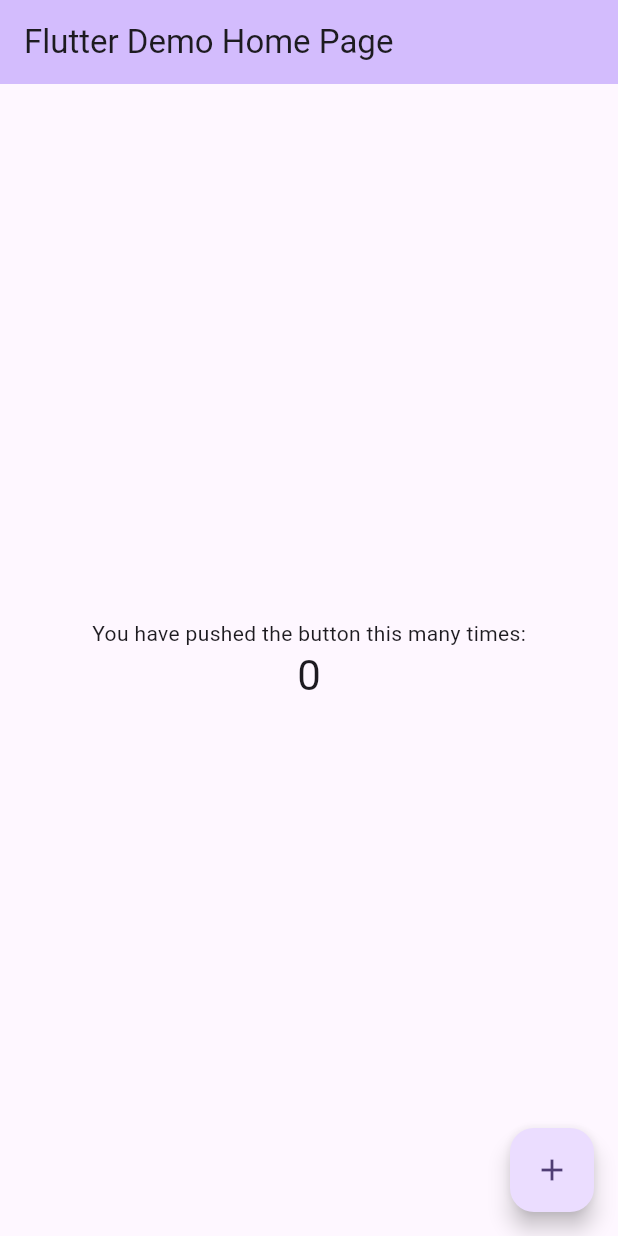
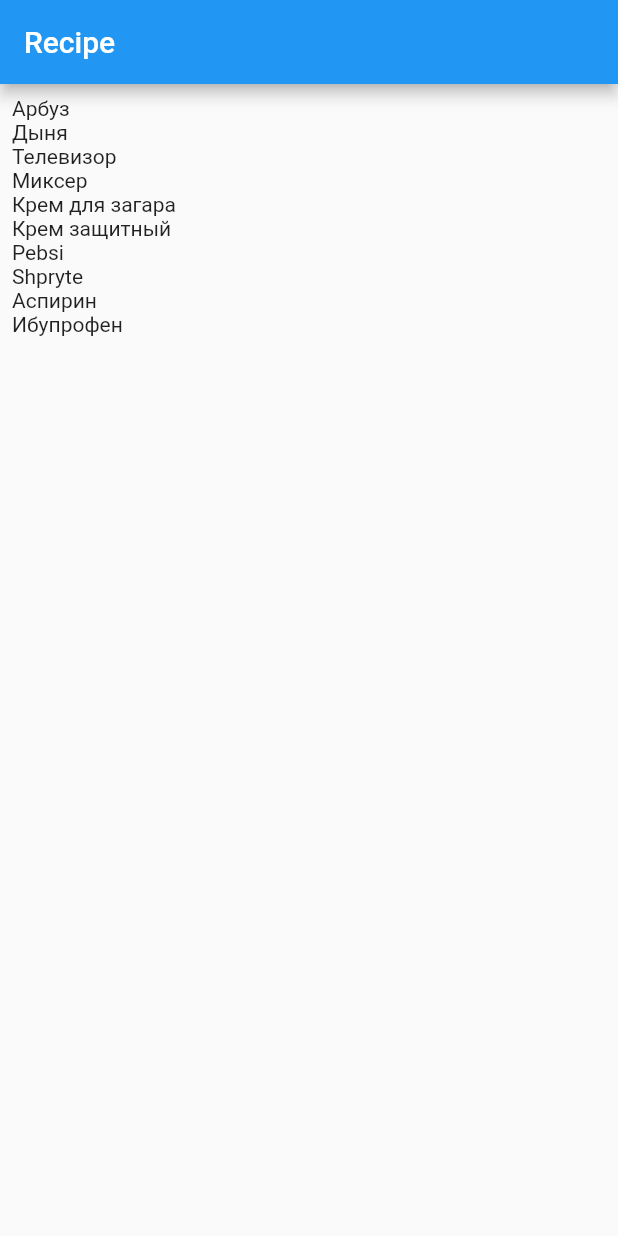
Before and after one commit to Rustemik/chek_retail_app, a Flutter app: the screen it shows after launch, on a phone screen of 412 x 824 dp. Run offline on Flutter 3.47's test engine with Material 2 defaults, Android fonts, the phone set to English and light mode, and no system bars.

Commit message:
+ Чек 1. Repository

```diff
--- /dev/null
+++ b/lib/DataAccess/interfaces/product_repository.dart
@@ -0,0 +1,5 @@
+import 'package:chek_retail_app/Domain/Models/product-entity.dart';
+
+abstract class ProductRepository {
+  List<ProductEntity> getProducts();
+}
--- /dev/null
+++ b/lib/DataAccess/mock_product_repository.dart
@@ -0,0 +1,93 @@
+import 'package:chek_retail_app/DataAccess/interfaces/product_repository.dart';
+import 'package:chek_retail_app/Domain/Models/product-entity.dart';
+
+class MockProductRepository implements ProductRepository {
+  final _dataForStudents = <ProductEntity>[
+    ProductEntity(
+      title: 'Арбуз',
+      price: 1200,
+      category: Category.food,
+      imageUrl:
+          'https://images.unsplash.com/photo-1589984662646-e7b2e4962f18?ixlib=rb-4.0.3&ixid=MnwxMjA3fDB8MHxwaG90by1wYWdlfHx8fGVufDB8fHx8&auto=format&fit=crop&w=2340&q=80',
+      amount: Grams(1000),
+      sale: 50,
+    ),
+    ProductEntity(
+      title: 'Дыня',
+      price: 1400,
+      category: Category.food,
+      amount: Grams(2000),
+      imageUrl:
+          'https://images.unsplash.com/photo-1598025362874-49480e049c76?ixlib=rb-4.0.3&ixid=MnwxMjA3fDB8MHxzZWFyY2h8NXx8bWVsb258ZW58MHx8MHx8&auto=format&fit=crop&w=900&q=60',
+    ),
+    ProductEntity(
+      title: 'Телевизор',
+      price: 2100000,
+      category: Category.tech,
+      amount: Quantity(1),
+      imageUrl:
+          'https://images.unsplash.com/photo-1509281373149-e957c6296406?ixlib=rb-4.0.3&ixid=MnwxMjA3fDB8MHxwaG90by1wYWdlfHx8fGVufDB8fHx8&auto=format&fit=crop&w=1328&q=80',
+    ),
+    ProductEntity(
+      title: 'Миксер',
+      price: 250000,
+      category: Category.tech,
+      amount: Quantity(1),
+      imageUrl:
+          'https://images.unsplash.com/photo-1578643463396-0997cb5328c1?ixlib=rb-4.0.3&ixid=MnwxMjA3fDB8MHxzZWFyY2h8Mnx8bWl4ZXJ8ZW58MHx8MHx8&auto=format&fit=crop&w=900&q=60',
+    ),
+    ProductEntity(
+      title: 'Крем для загара',
+      price: 90000,
+      category: Category.care,
+      amount: Quantity(1),
+      imageUrl:
+          'https://images.unsplash.com/photo-1521223344201-d169129f7b7d?ixlib=rb-4.0.3&ixid=MnwxMjA3fDB8MHxwaG90by1wYWdlfHx8fGVufDB8fHx8&auto=format&fit=crop&w=1335&q=80',
+    ),
+    ProductEntity(
+      title: 'Крем защитный',
+      price: 1900,
+      category: Category.care,
+      amount: Quantity(1),
+      imageUrl:
+          'https://images.unsplash.com/photo-1611080541599-8c6dbde6ed28?ixlib=rb-4.0.3&ixid=MnwxMjA3fDB8MHxwaG90by1wYWdlfHx8fGVufDB8fHx8&auto=format&fit=crop&w=2340&q=80',
+    ),
+    ProductEntity(
+      title: 'Pebsi',
+      price: 9000,
+      category: Category.drinks,
+      amount: Quantity(1),
+      imageUrl:
+          'https://images.unsplash.com/photo-1567671899076-51a64ddb7c5d?ixlib=rb-4.0.3&ixid=MnwxMjA3fDB8MHxzZWFyY2h8M3x8Ymx1ZSUyMGRyaW5rfGVufDB8fDB8fA%3D%3D&auto=format&fit=crop&w=900&q=60',
+    ),
+    ProductEntity(
+      title: 'Shpryte',
+      price: 10200,
+      category: Category.drinks,
+      amount: Quantity(1),
+      imageUrl:
+          'https://images.unsplash.com/photo-1541807120430-f3f78c281225?ixlib=rb-4.0.3&ixid=MnwxMjA3fDB8MHxzZWFyY2h8Mnx8Z3JlZW4lMjBkcmlua3xlbnwwfHwwfHw%3D&auto=format&fit=crop&w=900&q=60',
+    ),
+    ProductEntity(
+      title: 'Аспирин',
+      price: 15,
+      amount: Quantity(1),
+      category: Category.drugs,
+      imageUrl:
+          'https://images.unsplash.com/photo-1626716493137-b67fe9501e76?ixlib=rb-4.0.3&ixid=MnwxMjA3fDB8MHxzZWFyY2h8Mnx8YXNwaXJpbnxlbnwwfHwwfHw%3D&auto=format&fit=crop&w=900&q=60',
+    ),
+    ProductEntity(
+      title: 'Ибупрофен',
+      price: 54,
+      category: Category.drugs,
+      amount: Quantity(1),
+      imageUrl:
+          'https://images.unsplash.com/photo-1550572017-edd951b55104?ixlib=rb-4.0.3&ixid=MnwxMjA3fDB8MHxzZWFyY2h8Mnx8aWJ1cHJvZmVufGVufDB8fDB8fA%3D%3D&auto=format&fit=crop&w=900&q=60',
+    ),
+  ];
+
+  @override
+  List<ProductEntity> getProducts() {
+    return _dataForStudents;
+  }
+}
--- /dev/null
+++ b/lib/Domain/Models/product-entity.dart
@@ -0,0 +1,76 @@
+/// Модель продукта.
+///
+/// Содержит в себе название, цену, категорию и ссылку на изображение.
+class ProductEntity {
+  /// Название товара.
+  final String title;
+
+  /// Цена товара в копейках. Без скидки.
+  ///
+  /// Подумайте и ответьте на три вопроса:
+  /// 1. Почему цена хранится в копейках, а не в рублях?
+  /// 2. Почему тип данных цены - [int], а не [double]?
+  /// 3. Как можно было реализовать передачу цены иначе?
+  ///
+  /// Ответы на вопросы разместите тут (они будут проверены при код-ревью):
+  ///
+  /// [ОТВЕТЫ]
+  final int price;
+
+  /// Категория товара.
+  final Category category;
+
+  /// Ссылка на изображение товара.
+  final String imageUrl;
+
+  /// Количество товара.
+  ///
+  /// Может быть описано в граммах [Grams] или в штуках [Quantity].
+  final Amount amount;
+
+  /// Скидка на товар.
+  ///
+  /// Требуется высчитать самостоятельно итоговую цену товара.
+  final double sale;
+
+  ProductEntity({
+    required this.title,
+    required this.price,
+    required this.category,
+    required this.imageUrl,
+    required this.amount,
+    this.sale = 0,
+  });
+}
+
+/// Класс, описывающий количество товара.
+sealed class Amount {
+  int get value;
+}
+
+/// Класс, описывающий количество товара в граммах.
+class Grams implements Amount {
+  @override
+  final int value;
+  Grams(this.value);
+}
+
+/// Класс, описывающий количество товара в штуках.
+class Quantity implements Amount {
+  @override
+  final int value;
+  Quantity(this.value);
+}
+
+/// Категория товара.
+enum Category {
+  food('Продукты питания'),
+  tech('Технологичные товары'),
+  care('Уход'),
+  drinks('Напитки'),
+  drugs('Медикаменты');
+
+  final String name;
+
+  const Category(this.name);
+}
--- /dev/null
+++ b/lib/Domain/interfaces/product_service.dart
@@ -0,0 +1,5 @@
+import 'package:chek_retail_app/Domain/Models/product-entity.dart';
+
+abstract class ProductService {
+  List<ProductEntity> getProducts();
+}
--- /dev/null
+++ b/lib/Domain/product_service_impl.dart
@@ -0,0 +1,14 @@
+import 'package:chek_retail_app/DataAccess/interfaces/product_repository.dart';
+import 'package:chek_retail_app/Domain/Models/product-entity.dart';
+import 'package:chek_retail_app/Domain/interfaces/product_service.dart';
+
+class ProductServiceImpl implements ProductService {
+  ProductRepository _repo;
+
+  ProductServiceImpl(this._repo);
+
+  @override
+  List<ProductEntity> getProducts() {
+    return _repo.getProducts();
+  }
+}
--- /dev/null
+++ b/lib/Ui/recipe_screen.dart
@@ -0,0 +1,26 @@
+import 'package:chek_retail_app/DataAccess/mock_product_repository.dart';
+import 'package:chek_retail_app/DataAccess/interfaces/product_repository.dart';
+import 'package:chek_retail_app/Domain/interfaces/product_service.dart';
+import 'package:flutter/material.dart';
+
+class RecipeScreen extends StatelessWidget {
+  final ProductService _service;
+
+  const RecipeScreen({super.key, required ProductService service})
+      : _service = service;
+
+  @override
+  Widget build(BuildContext context) {
+    final products = _service.getProducts();
+    return Scaffold(
+      appBar: AppBar(
+        title: Text("Recipe"),
+      ),
+      body: ListView.builder(
+        padding: const EdgeInsets.all(8),
+        itemCount: products.length,
+        itemBuilder: (context, index) => Text(products[index].title),
+      ),
+    );
+  }
+}
--- a/lib/main.dart
+++ b/lib/main.dart
@@ -1,3 +1,8 @@
+import 'package:chek_retail_app/DataAccess/interfaces/product_repository.dart';
+import 'package:chek_retail_app/DataAccess/mock_product_repository.dart';
+import 'package:chek_retail_app/Ui/recipe_screen.dart';
+import 'package:chek_retail_app/Domain/interfaces/product_service.dart';
+import 'package:chek_retail_app/Domain/product_service_impl.dart';
 import 'package:flutter/material.dart';
 
 void main() {
@@ -7,119 +12,15 @@
 class MyApp extends StatelessWidget {
   const MyApp({super.key});
 
-  // This widget is the root of your application.
   @override
   Widget build(BuildContext context) {
+    ProductRepository repo = MockProductRepository();
+    ProductService service = ProductServiceImpl(repo);
+
     return MaterialApp(
-      title: 'Flutter Demo',
-      theme: ThemeData(
-        // This is the theme of your application.
-        //
-        // TRY THIS: Try running your application with "flutter run". You'll see
-        // the application has a blue toolbar. Then, without quitting the app,
-        // try changing the seedColor in the colorScheme below to Colors.green
-        // and then invoke "hot reload" (save your changes or press the "hot
-        // reload" button in a Flutter-supported IDE, or press "r" if you used
-        // the command line to start the app).
-        //
-        // Notice that the counter didn't reset back to zero; the application
-        // state is not lost during the reload. To reset the state, use hot
-        // restart instead.
-        //
-        // This works for code too, not just values: Most code changes can be
-        // tested with just a hot reload.
-        colorScheme: ColorScheme.fromSeed(seedColor: Colors.deepPurple),
-        useMaterial3: true,
+      home: RecipeScreen(
+        service: service,
       ),
-      home: const MyHomePage(title: 'Flutter Demo Home Page'),
     );
   }
 }
-
-class MyHomePage extends StatefulWidget {
-  const MyHomePage({super.key, required this.title});
-
-  // This widget is the home page of your application. It is stateful, meaning
-  // that it has a State object (defined below) that contains fields that affect
-  // how it looks.
-
-  // This class is the configuration for the state. It holds the values (in this
-  // case the title) provided by the parent (in this case the App widget) and
-  // used by the build method of the State. Fields in a Widget subclass are
-  // always marked "final".
-
-  final String title;
-
-  @override
-  State<MyHomePage> createState() => _MyHomePageState();
-}
-
-class _MyHomePageState extends State<MyHomePage> {
-  int _counter = 0;
-
-  void _incrementCounter() {
-    setState(() {
-      // This call to setState tells the Flutter framework that something has
-      // changed in this State, which causes it to rerun the build method below
-      // so that the display can reflect the updated values. If we changed
-      // _counter without calling setState(), then the build method would not be
-      // called again, and so nothing would appear to happen.
-      _counter++;
-    });
-  }
-
-  @override
-  Widget build(BuildContext context) {
-    // This method is rerun every time setState is called, for instance as done
-    // by the _incrementCounter method above.
-    //
-    // The Flutter framework has been optimized to make rerunning build methods
-    // fast, so that you can just rebuild anything that needs updating rather
-    // than having to individually change instances of widgets.
-    return Scaffold(
-      appBar: AppBar(
-        // TRY THIS: Try changing the color here to a specific color (to
-        // Colors.amber, perhaps?) and trigger a hot reload to see the AppBar
-        // change color while the other colors stay the same.
-        backgroundColor: Theme.of(context).colorScheme.inversePrimary,
-        // Here we take the value from the MyHomePage object that was created by
-        // the App.build method, and use it to set our appbar title.
-        title: Text(widget.title),
-      ),
-      body: Center(
-        // Center is a layout widget. It takes a single child and positions it
-        // in the middle of the parent.
-        child: Column(
-          // Column is also a layout widget. It takes a list of children and
-          // arranges them vertically. By default, it sizes itself to fit its
-          // children horizontally, and tries to be as tall as its parent.
-          //
-          // Column has various properties to control how it sizes itself and
-          // how it positions its children. Here we use mainAxisAlignment to
-          // center the children vertically; the main axis here is the vertical
-          // axis because Columns are vertical (the cross axis would be
-          // horizontal).
-          //
-          // TRY THIS: Invoke "debug painting" (choose the "Toggle Debug Paint"
-          // action in the IDE, or press "p" in the console), to see the
-          // wireframe for each widget.
-          mainAxisAlignment: MainAxisAlignment.center,
-          children: <Widget>[
-            const Text(
-              'You have pushed the button this many times:',
-            ),
-            Text(
-              '$_counter',
-              style: Theme.of(context).textTheme.headlineMedium,
-            ),
-          ],
-        ),
-      ),
-      floatingActionButton: FloatingActionButton(
-        onPressed: _incrementCounter,
-        tooltip: 'Increment',
-        child: const Icon(Icons.add),
-      ), // This trailing comma makes auto-formatting nicer for build methods.
-    );
-  }
-}
```
